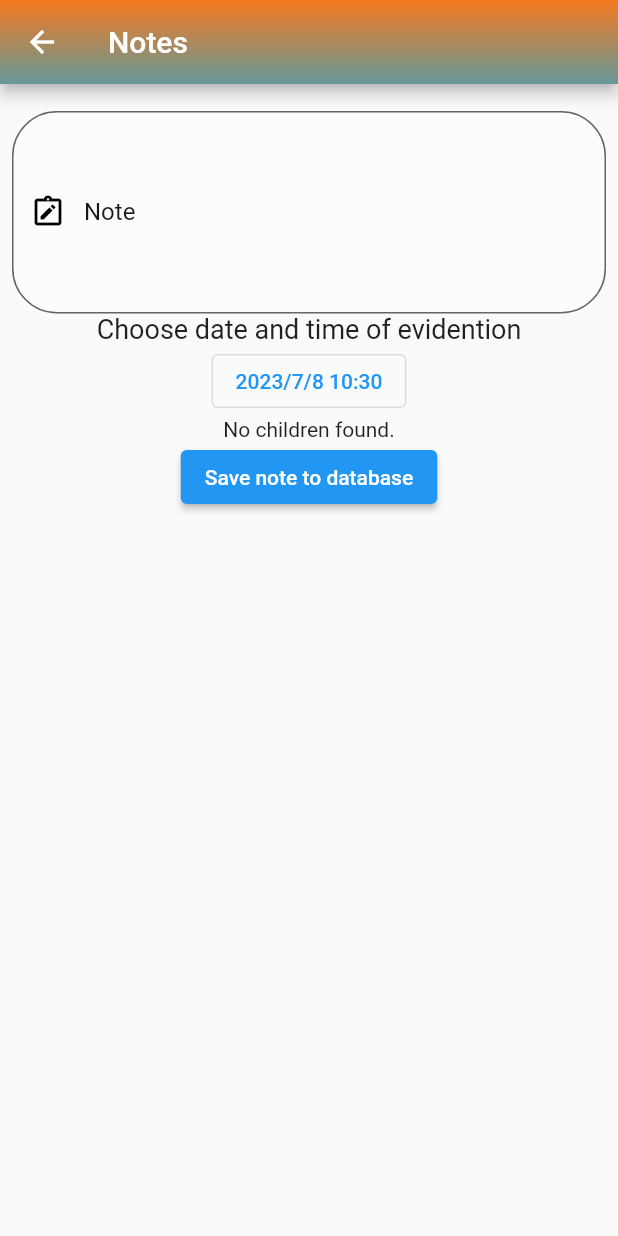
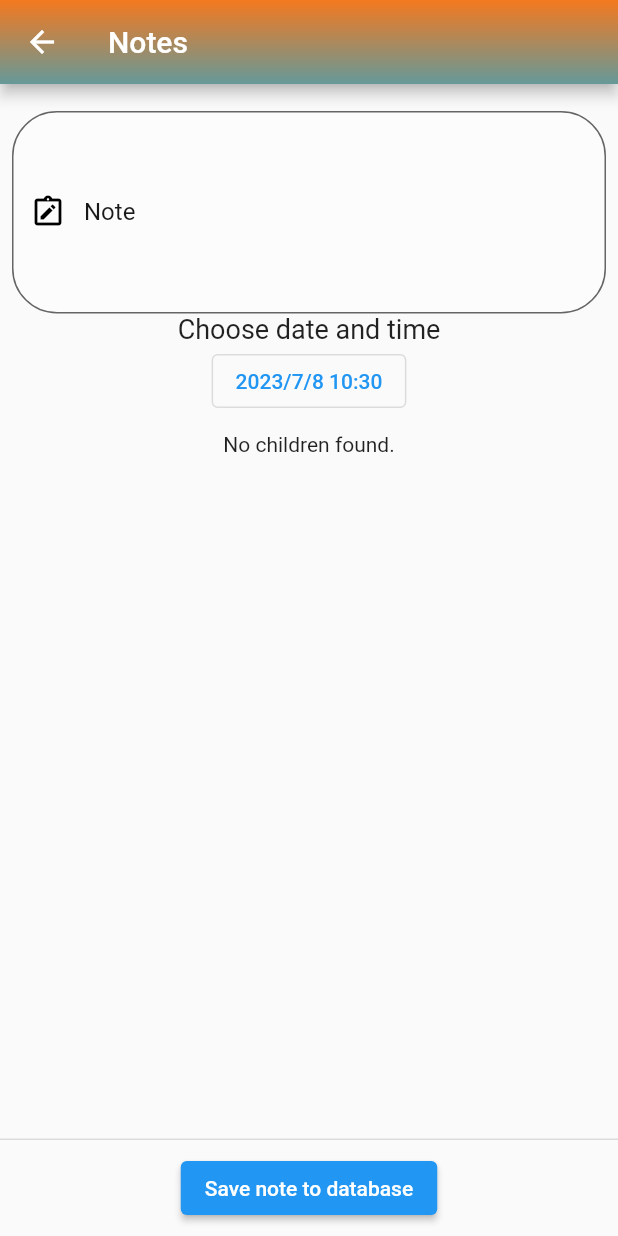
Before and after one commit to skovacic1998/diplomski, a Flutter app: the AddNoteForChild screen opened directly, on a phone screen of 412 x 824 dp. Run offline on Flutter 3.47's test engine with Material 2 defaults, Android fonts, the phone set to English and light mode, and no system bars; our stand-ins replace cloud_firestore, firebase_auth, firebase_core, flutter_riverpod; accounts and stored records are empty.

Commit message:
UI updates and refactoring of useless imports

```diff
--- a/vrtic/lib/reusable_widgets/reusable_widget.dart
+++ b/vrtic/lib/reusable_widgets/reusable_widget.dart
@@ -202,7 +202,7 @@ class ChildObjectListSingleSelect extends StatelessWidget {
           return const Text('No children found.');
         }
         return SizedBox(
-          height: MediaQuery.of(context).size.height * 0.3,
+          height: MediaQuery.of(context).size.height * 0.6,
           child: ListView.builder(
             shrinkWrap: true,
             itemCount: children.length,
@@ -281,7 +281,6 @@ class _CustomListTileForEvidention extends ConsumerWidget {
     final childSurname = child['surname'];
     final selectedItems = ref.watch(selectedChildrenProvider);
     final selectedChildren = ref.watch(selectedChildrenObjectsProvider);
-    final selectedItem = ref.watch(selectedChildIndexProvider);
     return ListTile(
       tileColor: selectedItems.contains(index)
           ? Colors.blue.withOpacity(0.5)
--- a/vrtic/lib/screens/add_child_note_screen.dart
+++ b/vrtic/lib/screens/add_child_note_screen.dart
@@ -38,8 +38,18 @@ class AddNoteForChild extends StatelessWidget {
                           const BorderSide(width: 2, style: BorderStyle.solid)),
                 ),
                 const CustomDateTimePicker(),
+                const SizedBox(
+                  height: 10,
+                ),
                 const ChildObjectListSingleSelect(),
-                Consumer(
+              ],
+            ),
+          ),
+        ),
+      ),
+      persistentFooterButtons: [
+        Center(
+          child: Consumer(
                     builder:
                         (BuildContext context, WidgetRef ref, Widget? child) {
                       final child = ref.watch(selectedChildObjectProvider);
@@ -62,12 +72,9 @@ class AddNoteForChild extends StatelessWidget {
                         child: const Text('Save note to database'),
                       );
                     },
+                  ),
         )
       ],
-            ),
-          ),
-        ),
-      ),
     );
   }
 }
--- a/vrtic/lib/screens/custom_datetime_picker.dart
+++ b/vrtic/lib/screens/custom_datetime_picker.dart
@@ -23,7 +23,7 @@ class _CustomDateTimePickerState extends ConsumerState<CustomDateTimePicker> {
         //     child: Column(
         // mainAxisAlignment: MainAxisAlignment.start,
         children: [
-          const Text('Choose date and time of evidention',
+          const Text('Choose date and time',
               style: TextStyle(fontSize: 18)),
           OutlinedButton(
             onPressed: () async {
```
Also changed, not shown: vrtic/lib/auth.dart (deleted, +0 -27 lines), vrtic/lib/providers/add_children_provider.dart (+0 -22 lines), vrtic/lib/screens/evidention_screen.dart (+12 -8 lines), vrtic/lib/screens/sign_up_screen.dart (+0 -15 lines). Lines whose indentation alone changed are shown as unchanged.
